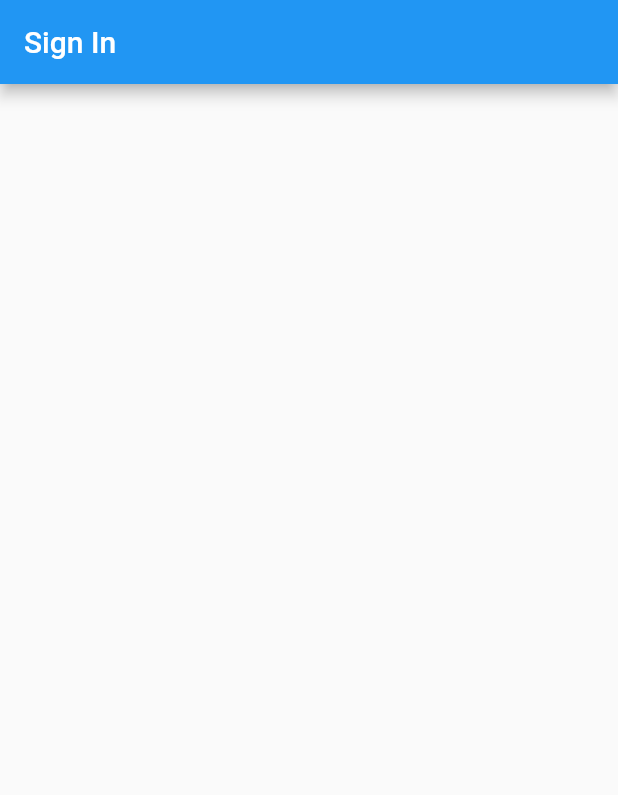
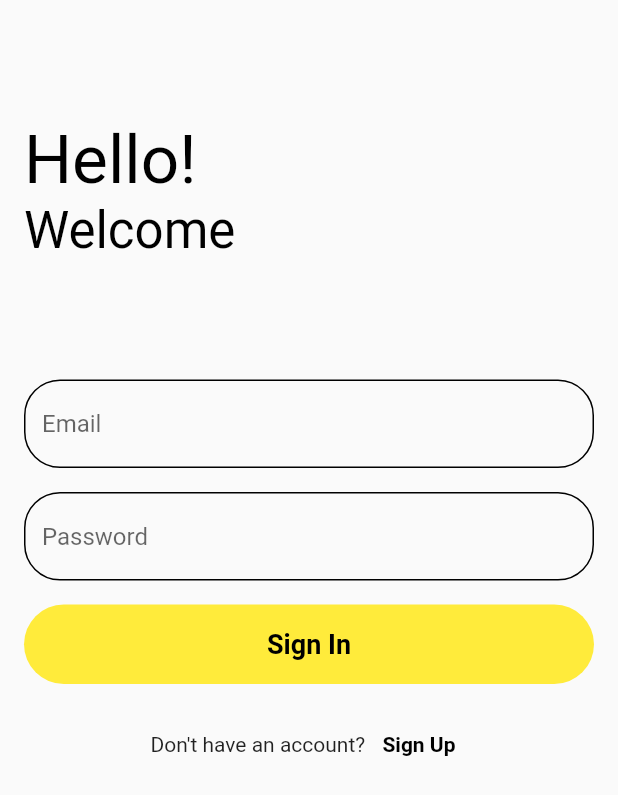
Before and after one commit to anaghajp1996/notes, a Flutter app: the screen it shows after launch, on a phone screen of 412 x 824 dp. Shown: the top 795 px of the screen. Run offline on Flutter 3.47's test engine with Material 2 defaults, Android fonts, the phone set to English and light mode, and no system bars; our stand-ins replace firebase_auth, firebase_core; accounts and stored records are empty.

Commit message:
feat: set up sign up process

```diff
--- /dev/null
+++ b/lib/helpers/helper.dart
@@ -0,0 +1,21 @@
+import 'package:flutter/material.dart';
+import 'package:notes/main.dart';
+
+void showSnackBar(String content) {
+  ScaffoldMessenger.of(navigatorKey.currentContext).showSnackBar(SnackBar(
+    content: Text(content),
+    action: SnackBarAction(
+      onPressed: () {
+        ScaffoldMessenger.of(navigatorKey.currentContext).hideCurrentSnackBar();
+      },
+      label: 'OK',
+    ),
+  ));
+}
+
+bool validateStructure(String value) {
+  String pattern =
+      r'^(?=.*?[A-Z])(?=.*?[a-z])(?=.*?[0-9])(?=.*?[!@#\$&*~]).{8,}$';
+  RegExp regExp = new RegExp(pattern);
+  return regExp.hasMatch(value);
+}
--- a/lib/main.dart
+++ b/lib/main.dart
@@ -1,5 +1,7 @@
+import 'package:firebase_auth/firebase_auth.dart';
 import 'package:firebase_core/firebase_core.dart';
 import 'package:flutter/material.dart';
+import 'package:notes/view/screens/notes-screen.dart';
 import 'package:notes/view/screens/sign-in-screen.dart';
 
 Future<void> main() async {
@@ -7,13 +9,19 @@ Future<void> main() async {
   runApp(MyApp());
 }
 
+final GlobalKey<NavigatorState> navigatorKey = new GlobalKey<NavigatorState>();
+FirebaseAuth auth = FirebaseAuth.instance;
+
 class MyApp extends StatelessWidget {
   @override
   Widget build(BuildContext context) {
     return MaterialApp(
+      navigatorKey: navigatorKey,
       theme: ThemeData(
           primarySwatch: Colors.blue,
-      ),
+          textTheme: TextTheme(
+              headline3: TextStyle(color: Colors.black),
+              headline4: TextStyle(color: Colors.black))),
       debugShowCheckedModeBanner: false,
       home: MyHomePage(),
     );
@@ -30,19 +38,26 @@ class MyHomePage extends StatefulWidget {
 class _MyHomePageState extends State<MyHomePage> {
   @override
   Widget build(BuildContext context) {
-    return FutureBuilder(
+    return Material(
+      child: FutureBuilder(
         future: Firebase.initializeApp(),
         builder: (context, snapshot) {
-        return snapshot.hasError
-            ? Container(
+          if (snapshot.hasError) {
+            return Center(
               child: Text('Something went wrong!'),
-              )
-            : snapshot.connectionState == ConnectionState.waiting
-                ? Container(
+            );
+          } else if (snapshot.connectionState == ConnectionState.waiting) {
+            return Container(
               child: CircularProgressIndicator(),
-                  )
-                : SignInScreen();
+            );
+          } else if (snapshot.connectionState == ConnectionState.done) {
+            return SignInScreen();
+          }
+          return Center(
+            child: Text('Something went wrong!'),
+          );
         },
+      ),
     );
   }
 }
--- /dev/null
+++ b/lib/view/screens/notes-screen.dart
@@ -0,0 +1,10 @@
+import 'package:flutter/material.dart';
+
+class NotesScreen extends StatelessWidget {
+  @override
+  Widget build(BuildContext context) {
+    return Center(
+      child: Text('Notes screen'),
+    );
+  }
+}
--- a/lib/view/screens/sign-in-screen.dart
+++ b/lib/view/screens/sign-in-screen.dart
@@ -1,23 +1,129 @@
 import 'package:firebase_core/firebase_core.dart';
 import 'package:flutter/material.dart';
 import 'package:firebase_auth/firebase_auth.dart';
+import 'package:notes/helpers/helper.dart';
+import 'package:notes/main.dart';
+import 'package:notes/view/screens/notes-screen.dart';
+import 'package:notes/view/widgets/notes-flat-button.dart';
+import 'package:notes/view/widgets/notes-text-field.dart';
 
-class SignInScreen extends StatelessWidget {
-  FirebaseAuth auth = FirebaseAuth.instance;
-  final Future<FirebaseApp> _initialization = Firebase.initializeApp();
+class SignInScreen extends StatefulWidget {
+  @override
+  _SignInScreenState createState() => _SignInScreenState();
+}
+
+class _SignInScreenState extends State<SignInScreen> {
+  bool signInScreen = true;
+  bool isPasswordValidated = false;
+  final emailController = TextEditingController();
+  final passwordController = TextEditingController();
+
   @override
   Widget build(BuildContext context) {
-    return FutureBuilder(
-      future: _initialization,
-      builder: (ctx, snapshot) {
-        return snapshot.connectionState == ConnectionState.waiting
-            ? Container()
-            : Scaffold(
-                appBar: AppBar(
-                  title: Text('Sign In'),
+    final signInScreenScaffold = Scaffold(
+      body: SingleChildScrollView(
+        child: Padding(
+          padding: const EdgeInsets.all(16),
+          child: Column(
+            crossAxisAlignment: CrossAxisAlignment.start,
+            mainAxisAlignment: MainAxisAlignment.center,
+            children: [
+              SizedBox(height: 64),
+              Text(
+                'Hello!',
+                style: Theme.of(context).textTheme.headline3,
+              ),
+              Text(
+                'Welcome',
+                style: Theme.of(context).textTheme.headline4,
+              ),
+              SizedBox(height: 64),
+              Padding(
+                padding: const EdgeInsets.symmetric(vertical: 16),
+                child: NotesTextField(
+                  controller: emailController,
+                  hintText: 'Email',
                 ),
-              );
-      },
+              ),
+              NotesTextField(
+                controller: passwordController,
+                isPasswordField: true,
+                hintText: 'Password',
+                validate: (String text) {
+                  if (validateStructure(text)) {
+                    return null;
+                  } else {
+                    return 'Your password should be more than 8 characters long, and contain at least one uppercase, lowercase, numberic, and special character.';
+                  }
+                },
+              ),
+              Padding(
+                padding: const EdgeInsets.symmetric(vertical: 16),
+                child: NotesFlatButton(
+                  onPressed: () async {
+                    if (signInScreen) {
+                      // Sign in user
+                    } else {
+                      // Sign up user
+                      if ((validateStructure(passwordController.text))) {
+                        try {
+                          UserCredential userCredential = await FirebaseAuth
+                              .instance
+                              .createUserWithEmailAndPassword(
+                                  email: emailController.text,
+                                  password: passwordController.text);
+                        } on FirebaseAuthException catch (e) {
+                          if (e.code == 'weak-password') {
+                            showSnackBar('Password is too weak.');
+                          } else if (e.code == 'email-already-in-use') {
+                            showSnackBar(
+                                'An account already exists for that email.');
+                          }
+                        } catch (e) {
+                          showSnackBar(e);
+                        }
+                      }
+                    }
+                  },
+                  title: signInScreen ? 'Sign In' : 'Sign Up',
+                ),
+              ),
+              Row(
+                mainAxisAlignment: MainAxisAlignment.center,
+                children: [
+                  Text(signInScreen
+                      ? 'Don\'t have an account? '
+                      : 'Already have an account?'),
+                  TextButton(
+                      onPressed: () {
+                        setState(() {
+                          signInScreen = !signInScreen;
+                        });
+                      },
+                      child: Text(
+                        signInScreen ? 'Sign Up' : 'Sign In',
+                        style: TextStyle(
+                            color: Colors.black, fontWeight: FontWeight.bold),
+                      ))
+                ],
+              )
+            ],
+          ),
+        ),
+      ),
     );
+
+    return StreamBuilder(
+        stream: auth.authStateChanges(),
+        builder: (context, snapshot) {
+          if (snapshot.connectionState == ConnectionState.waiting) {
+            return CircularProgressIndicator();
+          } else {
+            if (snapshot.data != null) {
+              return NotesScreen();
+            }
+            return signInScreenScaffold;
+          }
+        });
   }
 }
--- /dev/null
+++ b/lib/view/widgets/notes-flat-button.dart
@@ -0,0 +1,29 @@
+import 'package:flutter/material.dart';
+
+class NotesFlatButton extends StatelessWidget {
+  final Function onPressed;
+  final String title;
+  NotesFlatButton({@required this.onPressed, @required this.title});
+
+  @override
+  Widget build(BuildContext context) {
+    return Row(
+      children: [
+        Expanded(
+          child: TextButton(
+            onPressed: onPressed,
+            child: Text(title),
+            style: TextButton.styleFrom(
+              textStyle: TextStyle(fontWeight: FontWeight.bold, fontSize: 18),
+              padding: const EdgeInsets.all(16),
+              backgroundColor: Colors.yellow,
+              primary: Colors.black,
+              shape: const RoundedRectangleBorder(
+                  borderRadius: BorderRadius.all(Radius.circular(32))),
+            ),
+          ),
+        ),
+      ],
+    );
+  }
+}
--- /dev/null
+++ b/lib/view/widgets/notes-text-field.dart
@@ -0,0 +1,49 @@
+import 'package:flutter/material.dart';
+import 'package:notes/helpers/helper.dart';
+
+class NotesTextField extends StatelessWidget {
+  final TextEditingController controller;
+  final bool isPasswordField;
+  final String hintText;
+  final Function validate;
+
+  NotesTextField(
+      {this.controller,
+      this.isPasswordField = false,
+      @required this.hintText,
+      this.validate});
+
+  @override
+  Widget build(BuildContext context) {
+    final border = OutlineInputBorder(
+        borderRadius: BorderRadius.circular(24),
+        borderSide: BorderSide(
+          color: Colors.black,
+        ));
+    final enabledBorder = OutlineInputBorder(
+        borderRadius: BorderRadius.circular(24),
+        borderSide: BorderSide(
+          color: Colors.yellow,
+        ));
+    final GlobalKey<FormState> _formKey = GlobalKey();
+    return Form(
+      key: _formKey,
+      child: TextFormField(
+        onChanged: (String _) {
+          _formKey.currentState.validate();
+        },
+        validator: (String text) {
+          return validate(text);
+        },
+        controller: controller,
+        obscureText: isPasswordField,
+        decoration: InputDecoration(
+            hintText: hintText,
+            errorMaxLines: 5,
+            border: border,
+            enabledBorder: border,
+            focusedBorder: enabledBorder),
+      ),
+    );
+  }
+}
```
Also changed, not shown: 1 other file. Lines whose indentation alone changed are shown as unchanged.
